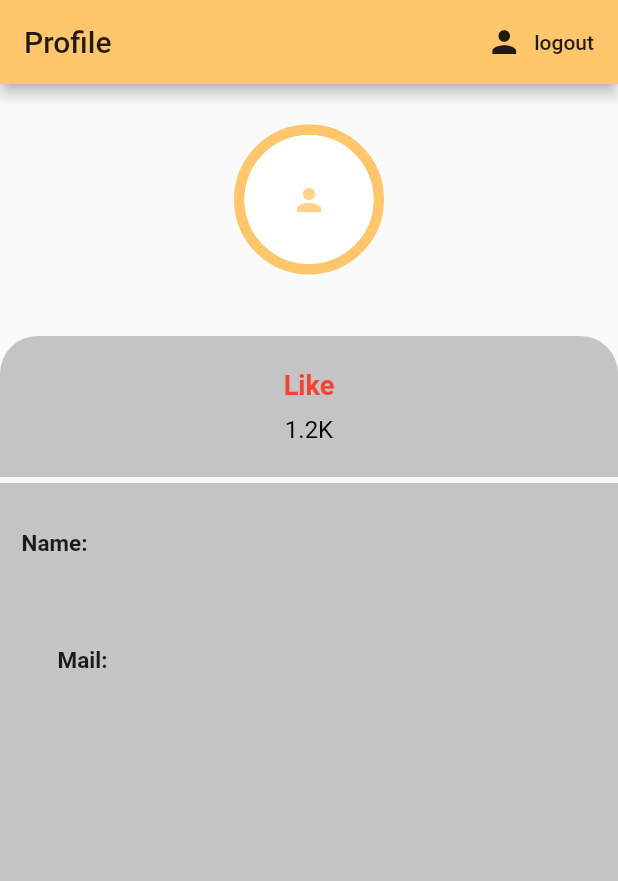
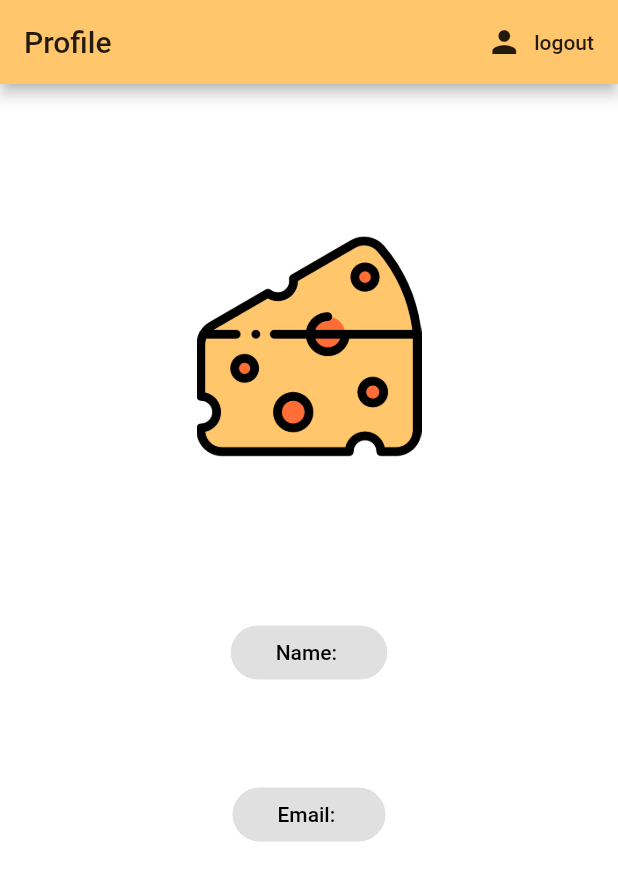
Before and after one commit to NungWinPP/project_cheese, a Flutter app: the Profile screen opened directly, on a phone screen of 412 x 824 dp. Shown: the top 881 px of the screen. Run offline on Flutter 3.47's test engine with Material 2 defaults, Android fonts, the phone set to English and light mode, and no system bars; our stand-ins replace cloud_firestore, file_picker, firebase_auth, firebase_core, firebase_storage, flutter_datetime_picker and 2 more; missing offline and left inert: dart:ffi, flappy_search_bar, flutter_pdfview; accounts and stored records are empty.

Commit message:
[UPDATE] Profile

```diff
--- a/lib/page/profile.dart
+++ b/lib/page/profile.dart
@@ -43,119 +43,56 @@ class _ProfileState extends State<Profile> {
         ],
       ),
       body: Container(
-            width: double.infinity,
-            height: double.infinity,
-            child: Center(
+        color: Colors.white,
         child: Column(
-                    crossAxisAlignment: CrossAxisAlignment.center,
-                    mainAxisAlignment: MainAxisAlignment.center,
           children: [
             Container(
-                    margin: EdgeInsets.only(top: 20, bottom: 30),
-                    width: 100,
-                    child: CircleAvatar(
-                      child: Icon(Icons.person),
-                      backgroundColor: Colors.white,
-                      radius: 50.0,
-                    ),
-                    decoration: new BoxDecoration(
-                      shape: BoxShape.circle,
-                      border: new Border.all(
-                        color: Color(0xffffc66c),
-                        width: 7.0,
+                margin: const EdgeInsets.only(top: 100),
+                child: Image.asset(
+                  'images/cheese.png',
+                  width: 150,
+                  height: 150,
+                )),
+            SizedBox(
+              child: Container(
+                height: 75,
               ),
             ),
+            ButtonBar(
+              buttonPadding:
+                  EdgeInsets.only(left: 30, right: 30, top: 0, bottom: 0),
+              alignment: MainAxisAlignment.center,
+              children: <Widget>[
+                RaisedButton(
+                  color: Color(0xffffc66c),
+                  shape: new RoundedRectangleBorder(
+                      borderRadius: new BorderRadius.circular(20.0)),
+                  child: Text(
+                    "Name: ${user.displayName}",
+                    style: TextStyle(color: Colors.black),
                   ),
-                  /*Text(
-                      "Name",
-                      style: TextStyle(
-                        fontSize: 22.0,
-                        color: Colors.black,
                 ),
-                    ),*/
-                  Card(
-                    margin: EdgeInsets.symmetric(horizontal: 0, vertical: 4),
-                    color: Color(0xFFC4C4C4),
-                    clipBehavior: Clip.antiAlias,
-                    elevation: 0,
-                    shape: RoundedRectangleBorder(
-                      borderRadius:
-                          BorderRadius.vertical(top: Radius.circular(25)),
+              ],
             ),
-                    child: Padding(
-                      padding: const EdgeInsets.symmetric(
-                          horizontal: 10, vertical: 22),
-                      child: Row(
-                        children: [
-                          Expanded(
-                            child: Column(
-                              children: [
-                                Text(
-                                  "Like",
-                                  style: TextStyle(
-                                      color: Colors.red,
-                                      fontSize: 18,
-                                      fontWeight: FontWeight.bold),
+            ButtonBar(
+              buttonPadding:
+                  EdgeInsets.only(left: 30, right: 30, top: 0, bottom: 0),
+              alignment: MainAxisAlignment.center,
+              children: <Widget>[
+                RaisedButton(
+                  color: Color(0xffffc66c),
+                  shape: new RoundedRectangleBorder(
+                      borderRadius: new BorderRadius.circular(20.0)),
+                  child: Text(
+                    "Email: ${user.email}",
+                    style: TextStyle(color: Colors.black),
                   ),
-                                SizedBox(
-                                  height: 10,
                 ),
-                                Text(
-                                  "1.2K",
-                                  style: TextStyle(
-                                    fontSize: 16,
-                                    color: Colors.black,
-                                  ),
+              ],
             )
           ],
         ),
       ),
-                        ],
-                      ),
-                    ),
-                  ),
-                  Expanded(
-                      flex: 6,
-                      child: Container(
-                          decoration: BoxDecoration(
-                              color: Color(0xFFC4C4C4),
-                              border: Border.all(color: Color(0xFFC4C4C4))),
-                          child: Row(children: [
-                            Expanded(
-                                child: Container(
-                              margin: EdgeInsets.fromLTRB(0, 30, 0, 0),
-                              alignment: Alignment.topLeft,
-                              child: Column(
-                                children: [
-                                  Expanded(
-                                    flex: 2,
-                                    child: Text(
-                                      "Name: ${user.displayName}",
-                                      style: TextStyle(
-                                          fontSize: 15,
-                                          fontWeight: FontWeight.bold),
-                                    ),
-                                  ),
-                                  Expanded(
-                                    flex: 10,
-                                    child: Container(
-                                      padding: EdgeInsets.fromLTRB(0, 0, 0, 0),
-                                      child: Column(children: [
-                                        Expanded(
-                                          child: Text(
-                                            "          Mail: ${user.email}",
-                                            style: TextStyle(
-                                                fontSize: 15,
-                                                fontWeight: FontWeight.bold),
-                                          ),
-                                        ),
-                                      ]),
-                                    ),
-                                  )
-                                ],
-                              ),
-                            ))
-                          ]))),
-                ]))));
+    );
   }
 }
```
Also changed, not shown: pubspec.lock. Lines whose indentation alone changed are shown as unchanged.
